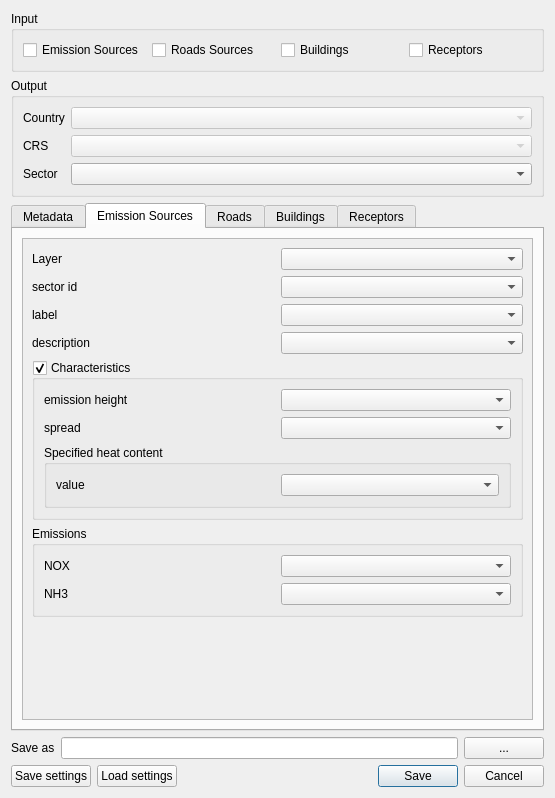
Above: ImaerPlugin/generate_calc_input_dlg.ui from opengeogroep/AERIUS-QGIS-plugins before the change. Below: the same form after it.
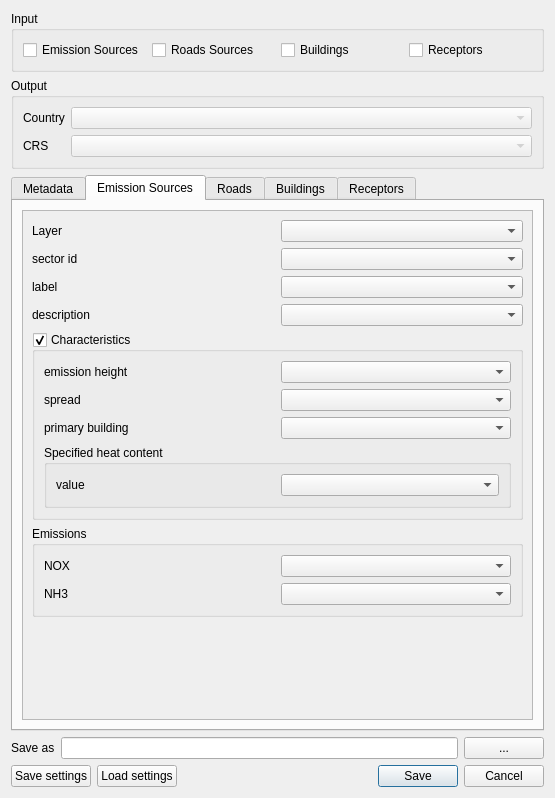
That is the form after the change. The open tabs and pages were chosen to show the change. Custom widgets are drawn as their Qt base class.

Commit message: building dropdowns added to ui

The edit to the form file:
```diff
--- a/ImaerPlugin/generate_calc_input_dlg.ui
+++ b/ImaerPlugin/generate_calc_input_dlg.ui
@@ -85,16 +85,6 @@
         </property>
        </widget>
       </item>
-      <item row="2" column="0">
-       <widget class="QLabel" name="label_sector">
-        <property name="text">
-         <string>Sector</string>
-        </property>
-       </widget>
-      </item>
-      <item row="2" column="1">
-       <widget class="QComboBox" name="combo_sector"/>
-      </item>
      </layout>
     </widget>
    </item>
@@ -219,11 +209,11 @@
            <rect>
             <x>0</x>
             <y>0</y>
-            <width>511</width>
-            <height>504</height>
+            <width>185</width>
+            <height>377</height>
            </rect>
           </property>
-          <layout class="QGridLayout" name="gridLayout_3">
+          <layout class="QGridLayout" name="gridLayout_6">
            <item row="0" column="0">
             <widget class="QLabel" name="label_es_layer">
              <property name="text">
@@ -231,54 +221,8 @@
              </property>
             </widget>
            </item>
-           <item row="7" column="0">
-            <spacer name="verticalSpacer_2">
-             <property name="orientation">
-              <enum>Qt::Vertical</enum>
-             </property>
-             <property name="sizeHint" stdset="0">
-              <size>
-               <width>20</width>
-               <height>40</height>
-              </size>
-             </property>
-            </spacer>
-           </item>
-           <item row="3" column="0">
-            <widget class="QLabel" name="label_es_label">
-             <property name="text">
-              <string>label</string>
-             </property>
-            </widget>
-           </item>
-           <item row="6" column="0" colspan="2">
-            <widget class="QGroupBox" name="groupBox_emissions">
-             <property name="title">
-              <string>Emissions</string>
-             </property>
-             <layout class="QGridLayout" name="gridLayout_7">
-              <item row="0" column="0">
-               <widget class="QLabel" name="label_em_nox">
-                <property name="text">
-                 <string>NOX</string>
-                </property>
-               </widget>
-              </item>
-              <item row="0" column="1">
-               <widget class="QgsFieldComboBox" name="fcb_em_nox"/>
-              </item>
-              <item row="1" column="0">
-               <widget class="QLabel" name="label_em_nh3">
-                <property name="text">
-                 <string>NH3</string>
-                </property>
-               </widget>
-              </item>
-              <item row="1" column="1">
-               <widget class="QgsFieldComboBox" name="fcb_em_nh3"/>
-              </item>
-             </layout>
-            </widget>
+           <item row="0" column="1">
+            <widget class="QgsMapLayerComboBox" name="combo_layer_es"/>
            </item>
            <item row="1" column="0">
             <widget class="QLabel" name="label_es_sector_id">
@@ -287,23 +231,43 @@
              </property>
             </widget>
            </item>
-           <item row="3" column="1">
+           <item row="1" column="1">
+            <widget class="QgsFieldComboBox" name="fcb_es_sector_id"/>
+           </item>
+           <item row="2" column="0">
+            <widget class="QLabel" name="label_es_label">
+             <property name="text">
+              <string>label</string>
+             </property>
+            </widget>
+           </item>
+           <item row="2" column="1">
             <widget class="QgsFieldComboBox" name="fcb_es_label"/>
            </item>
-           <item row="4" column="0">
+           <item row="3" column="0">
             <widget class="QLabel" name="label_es_description">
              <property name="text">
               <string>description</string>
              </property>
             </widget>
            </item>
-           <item row="4" column="1">
+           <item row="3" column="1">
             <widget class="QgsFieldComboBox" name="fcb_es_description"/>
            </item>
-           <item row="1" column="1">
-            <widget class="QgsFieldComboBox" name="fcb_es_sector_id"/>
+           <item row="6" column="0">
+            <spacer name="verticalSpacer_2">
+             <property name="orientation">
+              <enum>Qt::Vertical</enum>
+             </property>
+             <property name="sizeHint" stdset="0">
+              <size>
+               <width>20</width>
+               <height>40</height>
+              </size>
+             </property>
+            </spacer>
            </item>
-           <item row="5" column="0" colspan="2">
+           <item row="4" column="0" colspan="2">
             <widget class="QGroupBox" name="groupBox_es_characteristics">
              <property name="title">
               <string>Characteristics</string>
@@ -314,10 +278,7 @@
              <property name="checked">
               <bool>true</bool>
              </property>
-             <layout class="QGridLayout" name="gridLayout_6">
-              <item row="0" column="1">
-               <widget class="QgsFieldComboBox" name="fcb_es_emission_height"/>
-              </item>
+             <layout class="QGridLayout" name="gridLayout_3">
               <item row="0" column="0">
                <widget class="QLabel" name="label_es_emission_height">
                 <property name="text">
@@ -325,7 +286,30 @@
                 </property>
                </widget>
               </item>
-              <item row="2" column="0" colspan="2">
+              <item row="0" column="1">
+               <widget class="QgsFieldComboBox" name="fcb_es_emission_height"/>
+              </item>
+              <item row="1" column="0">
+               <widget class="QLabel" name="label_es_emission_spread">
+                <property name="text">
+                 <string>spread</string>
+                </property>
+               </widget>
+              </item>
+              <item row="1" column="1">
+               <widget class="QgsFieldComboBox" name="fcb_es_spread"/>
+              </item>
+              <item row="2" column="0">
+               <widget class="QLabel" name="label_es_prim_bld">
+                <property name="text">
+                 <string>primary building</string>
+                </property>
+               </widget>
+              </item>
+              <item row="2" column="1">
+               <widget class="QgsFieldComboBox" name="fcb_es_prim_bld"/>
+              </item>
+              <item row="3" column="0" colspan="2">
                <widget class="QGroupBox" name="groupBox_heatContent">
                 <property name="title">
                  <string>Specified heat content</string>
@@ -344,21 +328,37 @@
                 </layout>
                </widget>
               </item>
-              <item row="1" column="1">
-               <widget class="QgsFieldComboBox" name="fcb_es_spread"/>
-              </item>
-              <item row="1" column="0">
-               <widget class="QLabel" name="label_es_emission_spread">
-                <property name="text">
-                 <string>spread</string>
-                </property>
-               </widget>
-              </item>
              </layout>
             </widget>
            </item>
-           <item row="0" column="1">
-            <widget class="QgsMapLayerComboBox" name="combo_layer_es"/>
+           <item row="5" column="0" colspan="2">
+            <widget class="QGroupBox" name="groupBox_emissions">
+             <property name="title">
+              <string>Emissions</string>
+             </property>
+             <layout class="QGridLayout" name="gridLayout_7">
+              <item row="0" column="0">
+               <widget class="QLabel" name="label_em_nox">
+                <property name="text">
+                 <string>NOX</string>
+                </property>
+               </widget>
+              </item>
+              <item row="0" column="1">
+               <widget class="QgsFieldComboBox" name="fcb_em_nox"/>
+              </item>
+              <item row="1" column="0">
+               <widget class="QLabel" name="label_em_nh3">
+                <property name="text">
+                 <string>NH3</string>
+                </property>
+               </widget>
+              </item>
+              <item row="1" column="1">
+               <widget class="QgsFieldComboBox" name="fcb_em_nh3"/>
+              </item>
+             </layout>
+            </widget>
            </item>
           </layout>
          </widget>
```
Left out of the diff: 90 changed lines with no effect on the pictures.
